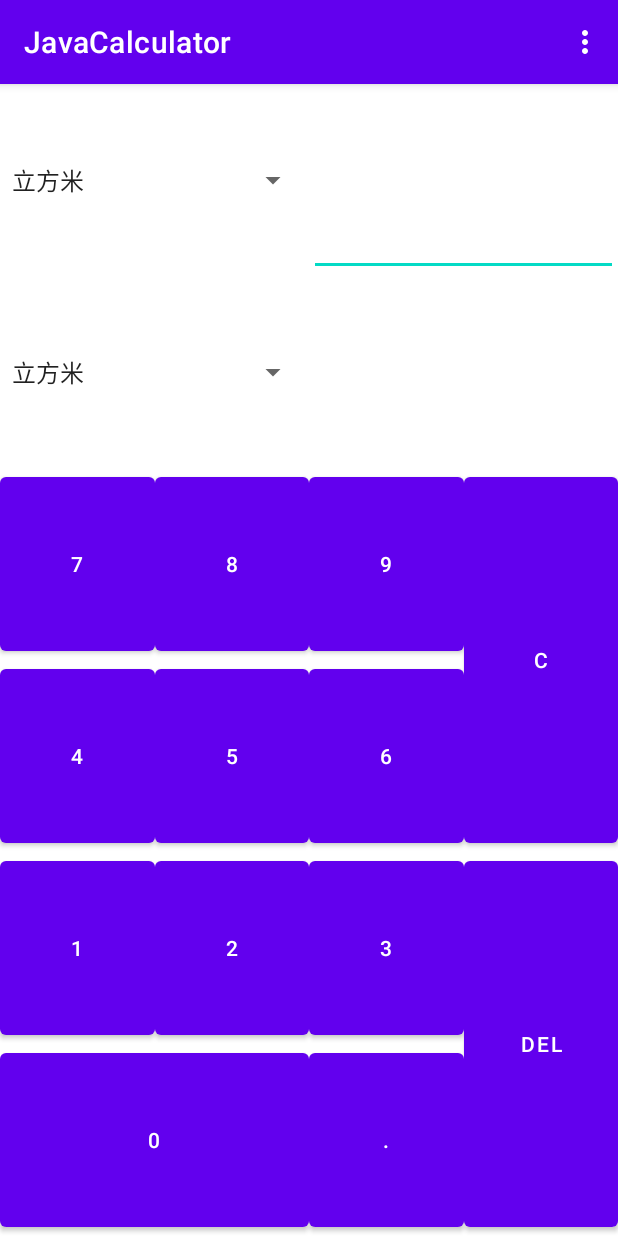
After one commit to opensourcex123/AndroidCalculator, an Android app: the VolumeChangeActivity screen opened directly, with no data from a screen before it, on a phone screen of 412 x 824 dp. The commit adds this screen. Run offline under Robolectric (Android 15) with nearby library versions, the phone set to English and light mode, and no system bars.

Commit message:
新增体积换算

```diff
--- a/app/src/main/java/com/example/javacalculator/MainActivity.java
+++ b/app/src/main/java/com/example/javacalculator/MainActivity.java
@@ -474,6 +474,11 @@ public class MainActivity extends AppCompatActivity implements View.OnClickListe
                 startActivity(intent);
             }
             break;
+            case R.id.volumeChange: {
+                Intent intent = new Intent(this, VolumeChangeActivity.class);
+                startActivity(intent);
+            }
+            break;
             case R.id.baseChange: {
                 Intent intent = new Intent(this, BaseChangeActivity.class);
                 startActivity(intent);
--- /dev/null
+++ b/app/src/main/java/com/example/javacalculator/VolumeChangeActivity.java
@@ -0,0 +1,244 @@
+package com.example.javacalculator;
+
+import androidx.annotation.NonNull;
+import androidx.appcompat.app.AppCompatActivity;
+
+import android.annotation.SuppressLint;
+import android.os.Bundle;
+import android.view.Menu;
+import android.view.MenuItem;
+import android.view.View;
+import android.widget.Button;
+import android.widget.EditText;
+import android.widget.Spinner;
+import android.widget.TextView;
+import android.widget.Toast;
+
+public class VolumeChangeActivity extends AppCompatActivity implements View.OnClickListener{
+    Button btn1Volume; //1
+    Button btn2Volume; //2
+    Button btn3Volume; //3
+    Button btn4Volume; //4
+    Button btn5Volume; //5
+    Button btn6Volume; //6
+    Button btn7Volume; //7
+    Button btn8Volume; //8
+    Button btn9Volume; //9
+    Button btn0Volume; //0
+    Button btnClearVolume; //c
+    Button btnPointVolume; //.
+    Button btnDelVolume;
+    EditText contentStartVolume;
+    TextView contentDestVolume;
+    Spinner spinnerStartVolume;
+    Spinner spinnerDestVolume;
+    @Override
+    protected void onCreate(Bundle savedInstanceState) {
+        super.onCreate(savedInstanceState);
+        setContentView(R.layout.activity_volume_change);
+        initControlsVolume();
+        initClickEventsVolume();
+    }
+
+    private void initControlsVolume() {
+        btn1Volume = findViewById(R.id.btn_1_volume);
+        btn2Volume = findViewById(R.id.btn_2_volume);
+        btn3Volume = findViewById(R.id.btn_3_volume);
+        btn4Volume = findViewById(R.id.btn_4_volume);
+        btn5Volume = findViewById(R.id.btn_5_volume);
+        btn6Volume = findViewById(R.id.btn_6_volume);
+        btn7Volume = findViewById(R.id.btn_7_volume);
+        btn8Volume = findViewById(R.id.btn_8_volume);
+        btn9Volume = findViewById(R.id.btn_9_volume);
+        btn0Volume = findViewById(R.id.btn_0_volume);
+        btnDelVolume = findViewById(R.id.btn_del_volume);
+        btnClearVolume = findViewById(R.id.btn_clear_volume);
+        btnPointVolume = findViewById(R.id.btn_point_volume);
+        contentStartVolume = findViewById(R.id.unitStartVolume);
+        contentDestVolume = findViewById(R.id.unitDestVolume);
+        spinnerStartVolume = findViewById(R.id.spinnerStartVolume);
+        spinnerDestVolume = findViewById(R.id.spinnerDestVolume);
+    }
+
+    private void initClickEventsVolume() {
+        btn1Volume.setOnClickListener(this);
+        btn2Volume.setOnClickListener(this);
+        btn3Volume.setOnClickListener(this);
+        btn4Volume.setOnClickListener(this);
+        btn5Volume.setOnClickListener(this);
+        btn6Volume.setOnClickListener(this);
+        btn7Volume.setOnClickListener(this);
+        btn8Volume.setOnClickListener(this);
+        btn9Volume.setOnClickListener(this);
+        btn0Volume.setOnClickListener(this);
+        btnPointVolume.setOnClickListener(this);
+        btnClearVolume.setOnClickListener(this);
+        btnDelVolume.setOnClickListener(this);
+    }
+
+    @SuppressLint("NonConstantResourceId")
+    @Override
+    public void onClick(View view) {
+        switch (view.getId()) {
+            case R.id.btn_1_volume: {
+                changeValVolume("1");
+            }
+            break;
+            case R.id.btn_2_volume: {
+                changeValVolume("2");
+            }
+            break;
+            case R.id.btn_3_volume: {
+                changeValVolume("3");
+            }
+            break;
+            case R.id.btn_4_volume: {
+                changeValVolume("4");
+            }
+            break;
+            case R.id.btn_5_volume: {
+                changeValVolume("5");
+            }
+            break;
+            case R.id.btn_6_volume: {
+                changeValVolume("6");
+            }
+            break;
+            case R.id.btn_7_volume: {
+                changeValVolume("7");
+            }
+            break;
+            case R.id.btn_8_volume: {
+                changeValVolume("8");
+            }
+            break;
+            case R.id.btn_9_volume: {
+                changeValVolume("9");
+            }
+            break;
+            case R.id.btn_0_volume: {
+                changeValVolume("0");
+            }
+            break;
+            case R.id.btn_point_volume: {
+                changeValVolume(".");
+            }
+            break;
+            case R.id.btn_clear_volume: {
+                ClearVolume();
+            }
+            break;
+            case R.id.btn_del_volume: {
+                DeleteVolume();
+            }
+            break;
+            default:
+                throw new IllegalStateException("Unexpected value: " + view.getId());
+        }
+    }
+
+    @SuppressLint("SetTextI18n")
+    private void changeValVolume(String flag) {
+        String str = contentStartVolume.getText().toString();
+        char ch[] = str.toCharArray();
+        if (flag.equals(".")) {
+            if (str != null && !str.equals("") && ch[str.length() - 1] == '.') {
+                flag = "";
+            } else if (ch == null || ch.length == 0) {
+                flag = ".";
+            }
+        }
+        String strStart = (String) spinnerStartVolume.getSelectedItem();
+        String strDest = (String) spinnerDestVolume.getSelectedItem();
+
+        if (strStart.equals("立方米")) {
+            if (strDest.equals("立方米")) {
+                try {
+                    Double numberStart = Double.parseDouble(str + flag);
+                    Double numberDest = numberStart;
+                    contentStartVolume.setText(str + flag);
+                    contentDestVolume.setText(numberDest.toString());
+                }
+                catch (Exception e) {
+                    contentStartVolume.setText("");
+                    contentDestVolume.setText("");
+                }
+            } else if (strDest.equals("立方分米")) {
+                try {
+                    Double numberStart = Double.parseDouble(str + flag);
+                    Double numberDest = numberStart * 1000;
+                    contentStartVolume.setText(str + flag);
+                    contentDestVolume.setText(numberDest.toString());
+                }
+                catch (Exception e) {
+                    contentStartVolume.setText("");
+                    contentDestVolume.setText("");
+                }
+            }
+        } else if (strStart.equals("立方分米")) {
+            if (strDest.equals("立方米")) {
+                try {
+                    Double numberStart = Double.parseDouble(str + flag);
+                    Double numberDest = numberStart / 1000;
+                    contentStartVolume.setText(str + flag);
+                    contentDestVolume.setText(numberDest.toString());
+                }
+                catch (Exception e) {
+                    contentStartVolume.setText("");
+                    contentDestVolume.setText("");
+                }
+            } else if (strDest.equals("立方分米")) {
+                try {
+                    Double numberStart = Double.parseDouble(str + flag);
+                    Double numberDest = numberStart;
+                    contentStartVolume.setText(str + flag);
+                    contentDestVolume.setText(numberDest.toString());
+                }
+                catch (Exception e) {
+                    contentStartVolume.setText("");
+                    contentDestVolume.setText("");
+                }
+            }
+        }
+    }
+
+    private void ClearVolume() {
+        contentStartVolume.setText("");
+        contentDestVolume.setText("");
+    }
+
+    private void DeleteVolume() {
+        try {
+            String str = contentStartVolume.getText().toString();
+            str = str.substring(0, str.length() - 1);
+            contentStartVolume.setText(str);
+            changeValVolume("");
+        }
+        catch (Exception e) {
+            contentStartVolume.setText("");
+            contentDestVolume.setText("");
+        }
+    }
+
+    @Override
+    public boolean onCreateOptionsMenu(Menu menu) {
+        getMenuInflater().inflate(R.menu.unitmenu, menu);
+        return true;
+    }
+
+    @SuppressLint("NonConstantResourceId")
+    @Override
+    public boolean onOptionsItemSelected(@NonNull MenuItem item) {
+        switch (item.getItemId()) {
+            case R.id.help_unit: {
+                Toast.makeText(this, "这是帮助", Toast.LENGTH_SHORT).show();
+            }
+            break;
+            case R.id.exit_unit: {
+                finish();
+            }
+            break;
+        }
+        return true;
+    }
+}
--- /dev/null
+++ b/app/src/main/res/layout/activity_volume_change.xml
@@ -0,0 +1,149 @@
+<?xml version="1.0" encoding="utf-8"?>
+<GridLayout xmlns:android="http://schemas.android.com/apk/res/android"
+    xmlns:tools="http://schemas.android.com/tools"
+    android:layout_width="match_parent"
+    android:layout_height="match_parent"
+    tools:context=".VolumeChangeActivity"
+    android:columnCount="4"
+    android:rowCount="6">
+    <Spinner
+        android:layout_width="0dp"
+        android:layout_height="0dp"
+        android:id="@+id/spinnerStartVolume"
+        android:layout_rowWeight="1"
+        android:layout_columnWeight="1"
+        android:layout_columnSpan="2"
+        android:textSize="50sp"
+        android:entries="@array/spinArrVolume"/>
+
+    <EditText
+        android:layout_width="0dp"
+        android:layout_height="0dp"
+        android:layout_rowWeight="1"
+        android:layout_columnWeight="1"
+        android:layout_columnSpan="2"
+        android:id="@+id/unitStartVolume"
+        android:textSize="50sp"/>
+
+    <Spinner
+        android:layout_width="0dp"
+        android:layout_height="0dp"
+        android:id="@+id/spinnerDestVolume"
+        android:layout_rowWeight="1"
+        android:layout_columnWeight="1"
+        android:layout_columnSpan="2"
+        android:textSize="50sp"
+        android:entries="@array/spinArrVolume"/>
+
+    <TextView
+        android:layout_width="0dp"
+        android:layout_height="0dp"
+        android:id="@+id/unitDestVolume"
+        android:layout_rowWeight="1"
+        android:layout_columnWeight="1"
+        android:textSize="50sp"
+        android:layout_columnSpan="2" />
+
+    <Button
+        android:layout_width="0dp"
+        android:layout_height="0dp"
+        android:text="7"
+        android:id="@+id/btn_7_volume"
+        android:layout_rowWeight="1"
+        android:layout_columnWeight="1" />
+
+    <Button
+        android:layout_width="0dp"
+        android:layout_height="0dp"
+        android:text="8"
+        android:id="@+id/btn_8_volume"
+        android:layout_rowWeight="1"
+        android:layout_columnWeight="1" />
+
+    <Button
+        android:layout_width="0dp"
+        android:layout_height="0dp"
+        android:text="9"
+        android:id="@+id/btn_9_volume"
+        android:layout_rowWeight="1"
+        android:layout_columnWeight="1" />
+
+    <Button
+        android:layout_width="0dp"
+        android:layout_height="0dp"
+        android:text="@string/clean"
+        android:id="@+id/btn_clear_volume"
+        android:layout_rowWeight="1"
+        android:layout_columnWeight="1"
+        android:layout_rowSpan="2"/>
+
+    <Button
+        android:layout_width="0dp"
+        android:layout_height="0dp"
+        android:text="4"
+        android:id="@+id/btn_4_volume"
+        android:layout_rowWeight="1"
+        android:layout_columnWeight="1" />
+
+    <Button
+        android:layout_width="0dp"
+        android:layout_height="0dp"
+        android:text="5"
+        android:id="@+id/btn_5_volume"
+        android:layout_rowWeight="1"
+        android:layout_columnWeight="1" />
+
+    <Button
+        android:layout_width="0dp"
+        android:layout_height="0dp"
+        android:text="6"
+        android:id="@+id/btn_6_volume"
+        android:layout_rowWeight="1"
+        android:layout_columnWeight="1" />
+
+    <Button
+        android:layout_width="0dp"
+        android:layout_height="0dp"
+        android:text="1"
+        android:id="@+id/btn_1_volume"
+        android:layout_rowWeight="1"
+        android:layout_columnWeight="1" />
+    <Button
+        android:layout_width="0dp"
+        android:layout_height="0dp"
+        android:text="2"
+        android:id="@+id/btn_2_volume"
+        android:layout_rowWeight="1"
+        android:layout_columnWeight="1" />
+    <Button
+        android:layout_width="0dp"
+        android:layout_height="0dp"
+        android:text="3"
+        android:id="@+id/btn_3_volume"
+        android:layout_rowWeight="1"
+        android:layout_columnWeight="1" />
+    <Button
+        android:layout_width="0dp"
+        android:layout_height="0dp"
+        android:text="@string/delete"
+        android:id="@+id/btn_del_volume"
+        android:layout_rowWeight="1"
+        android:layout_columnWeight="1"
+        android:layout_rowSpan="2"/>
+    <Button
+        android:layout_width="0dp"
+        android:layout_height="0dp"
+        android:text="0"
+        android:id="@+id/btn_0_volume"
+        android:layout_rowWeight="1"
+        android:layout_columnWeight="1"
+        android:layout_columnSpan="2"/>
+    <Button
+        android:layout_width="0dp"
+        android:layout_height="0dp"
+        android:text="@string/point"
+        android:id="@+id/btn_point_volume"
+        android:layout_rowWeight="1"
+        android:layout_columnWeight="1" />
+
+</GridLayout>
--- a/app/src/main/res/menu/main.xml
+++ b/app/src/main/res/menu/main.xml
@@ -10,6 +10,9 @@
         android:id="@+id/unitChange"
         android:title="@string/unitChange" />
     <item
+        android:id="@+id/volumeChange"
+        android:title="@string/volumeChange" />
+    <item
         android:id="@+id/baseChange"
         android:title="@string/baseChange" />
 </menu>
--- a/app/src/main/res/menu/unitmenu.xml
+++ b/app/src/main/res/menu/unitmenu.xml
@@ -6,10 +6,4 @@
     <item
         android:id="@+id/exit_unit"
         android:title="@string/exit" />
-    <item
-        android:id="@+id/cal"
-        android:title="@string/cal" />
-    <item
-        android:id="@+id/baseChange_unit"
-        android:title="@string/baseChange" />
 </menu>
--- a/app/src/main/res/values/array.xml
+++ b/app/src/main/res/values/array.xml
@@ -4,4 +4,8 @@
         <item>千米</item>
         <item>米</item>
     </string-array>
+    <string-array name="spinArrVolume">
+        <item>立方米</item>
+        <item>立方分米</item>
+    </string-array>
 </resources>
--- a/app/src/main/res/values/strings.xml
+++ b/app/src/main/res/values/strings.xml
@@ -13,7 +13,8 @@
     <string name="square">x²</string>
     <string name="help">help</string>
     <string name="exit">exit</string>
-    <string name="unitChange">单位转换</string>
+    <string name="unitChange">长度转换</string>
+    <string name="volumeChange">体积转换</string>
     <string name="baseChange">进制转换</string>
     <string name="cal">计算器</string>
     <string name="delete">Del</string>
```
Also changed, not shown: app/src/main/AndroidManifest.xml (+5 -2 lines), app/src/main/java/com/example/javacalculator/UnitChangeActivity.java (+0 -10 lines).
